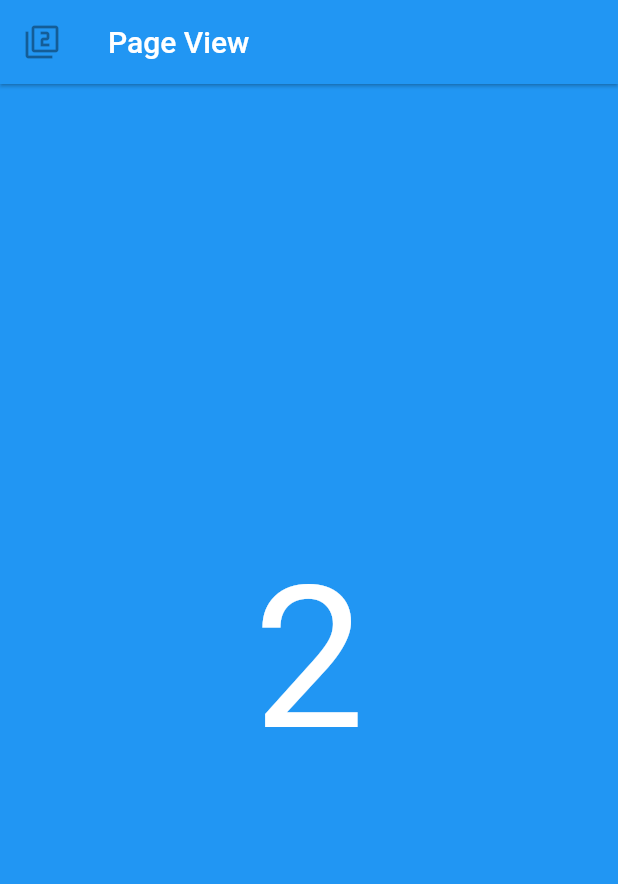
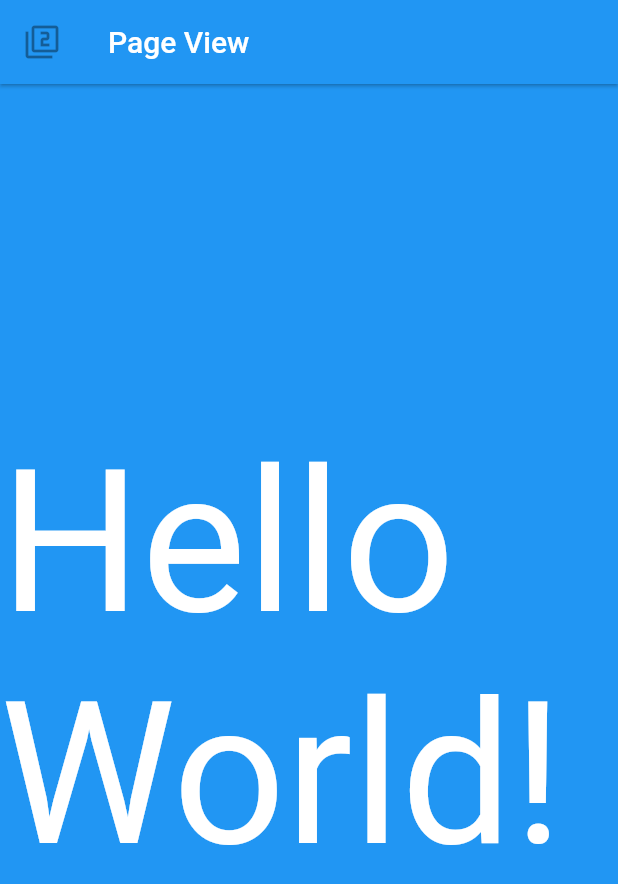
Before and after one commit to PGMacDesign/FlutterTesting, a Flutter app: the PageViewPage screen opened directly, swiped to page 2, on a phone screen of 412 x 824 dp. Shown: the top 884 px of the screen. Run offline on Flutter 3.47's test engine with Material 2 defaults, Android fonts, the phone set to English and light mode, and no system bars.

Commit message:
Adding in the pager adapter-like screen and fixed the bug with the top toolbar not showing on the recyclerview page screen

```diff
--- a/lib/customui/ui_builder_utils.dart
+++ b/lib/customui/ui_builder_utils.dart
@@ -177,4 +177,23 @@ class UIUtilities {
 			),
 		);
 	}
+
+	static Widget buildPageWithTextInCenter({String textString = "Hello World!",
+				Color backgroundColor = Colors.white,
+				double fontTextSize = 132.0,
+				Color textColor = Colors.white}) {
+		return new Container(
+			alignment: AlignmentDirectional.center,
+			color: backgroundColor,
+			child: new Text(
+				'$textString',
+				style: new TextStyle(
+						fontSize: fontTextSize,
+						color: textColor,
+				),
+			),
+		);
+	}
+
+
 }
--- a/lib/main_page.dart
+++ b/lib/main_page.dart
@@ -2,6 +2,7 @@ import 'package:flutter/material.dart';
 import 'package:flutter_testing_v2/pages/baseline_page.dart';
 import 'package:flutter_testing_v2/pages/my_expanded_page.dart';
 import 'package:flutter_testing_v2/pages/my_stack_page.dart';
+import 'package:flutter_testing_v2/pages/page_view_page.dart';
 import 'package:flutter_testing_v2/pages/row_column_demo_page.dart';
 import 'package:flutter_testing_v2/pages/top_scrolling_recyclerview_page.dart';
 import 'package:flutter_testing_v2/pages/padding_page.dart';
@@ -138,8 +139,8 @@ class _MainPageState extends State<MainPage> {
 				return new ExpandedPage(layoutGroup: this._layoutGroup, onLayoutToggle: this._onLayoutGroupToggle);
 			case LayoutType.padding:
 				return new PaddingPage(layoutGroup: this._layoutGroup, onLayoutToggle: this._onLayoutGroupToggle);
-//			case LayoutType.pageView:
-//				return new PageViewPage(layoutGroup: this._layoutGroup, onLayoutToggle: this._onLayoutGroupToggle);
+			case LayoutType.pageView:
+				return new PageViewPage(layoutGroup: this._layoutGroup, onLayoutToggle: this._onLayoutGroupToggle);
 //			case LayoutType.list:
 //				return new ListPage(layoutGroup: this._layoutGroup, onLayoutToggle: this._onLayoutGroupToggle);
 //			case LayoutType.slivers:
--- a/lib/pages/page_view_page.dart
+++ b/lib/pages/page_view_page.dart
@@ -1,40 +1,33 @@
 import 'package:flutter/material.dart';
+import 'package:flutter_testing_v2/customui/ui_builder_utils.dart';
 import 'package:flutter_testing_v2/layout_type.dart';
 import 'package:flutter_testing_v2/customui/main_app_bar.dart';
 
-
+/// Pager Adapter From Android
 class PageViewPage extends StatelessWidget implements HasLayoutGroup {
 	PageViewPage({Key key, this.layoutGroup, this.onLayoutToggle})
 			: super(key: key);
 	final LayoutGroup layoutGroup;
 	final VoidCallback onLayoutToggle;
 
-	Widget _buildPage({int index, Color color}) {
-		return Container(
-			alignment: AlignmentDirectional.center,
-			color: color,
-			child: Text(
-				'$index',
-				style: TextStyle(fontSize: 132.0, color: Colors.white),
-			),
-		);
-	}
-
 	Widget _buildPageView() {
-		return PageView(
+		/// Page view is a pager adapter from Android
+		return new PageView(
 			children: [
-				_buildPage(index: 1, color: Colors.green),
-				_buildPage(index: 2, color: Colors.blue),
-				_buildPage(index: 3, color: Colors.indigo),
-				_buildPage(index: 4, color: Colors.red),
+				UIUtilities.buildPageWithTextInCenter(textString: "1", backgroundColor: Colors.green),
+				UIUtilities.buildPageWithTextInCenter(backgroundColor: Colors.blue),
+				UIUtilities.buildPageWithTextInCenter(textString: "3", backgroundColor: Colors.indigo, textColor: Colors.amber),
+				UIUtilities.buildPageWithTextInCenter(textString: null, backgroundColor: Colors.red),
+				UIUtilities.buildPageWithTextInCenter(textString: "5", backgroundColor: Colors.black12, textColor: Colors.black),
 			],
 		);
 	}
 
+	///Main page is a scaffold with the App bar up top and the pager adapter below
 	@override
 	Widget build(BuildContext context) {
-		return Scaffold(
-			appBar: MainAppBar(
+		return new Scaffold(
+			appBar: new MainAppBar(
 				layoutGroup: layoutGroup,
 				layoutType: LayoutType.pageView,
 				onLayoutToggle: onLayoutToggle,
--- a/lib/pages/top_scrolling_recyclerview_page.dart
+++ b/lib/pages/top_scrolling_recyclerview_page.dart
@@ -1,5 +1,6 @@
 
 import 'package:flutter/material.dart';
+import 'package:flutter_testing_v2/customui/main_app_bar.dart';
 import 'package:flutter_testing_v2/customui/sticky_header.dart';
 import 'package:flutter_testing_v2/layout_type.dart';
 import 'package:flutter_testing_v2/customui/ui_builder_utils.dart';
@@ -16,6 +17,7 @@ class ScrollingPage extends StatelessWidget implements HasLayoutGroup {
 
 	ScrollingPage({Key key, this.layoutGroup, this.onLayoutToggle}) : super(key: key);
 
+	//List of assets to use in the grid
 	final List<String> assetNames = [
 		'assets/travolta_lost.gif',
 		'assets/landscape_photo_1.jpg',
@@ -38,18 +40,25 @@ class ScrollingPage extends StatelessWidget implements HasLayoutGroup {
 		'assets/portrait_photo_9.jpg',
 	];
 
-
+	///Build an scrolling recyclerview page with the app bar up top
 	@override
 	Widget build(BuildContext context) {
 		return new Scaffold(
+			appBar: new MainAppBar(
+				layoutGroup: layoutGroup,
+				layoutType: LayoutType.pageView,
+				onLayoutToggle: onLayoutToggle,
+			),
 			body: _scrollView(context),
 		);
 	}
 
+	///Create a scrollview with slivers in it
 	Widget _scrollView(BuildContext context){
 		Container container = new Container(
 			child: new CustomScrollView(
 				slivers: <Widget>[
+					//todo refactor this out to UIUtilities
 					new SliverPersistentHeader(
 						delegate: new PinnedScrollingImageHeader(
 							layoutGroup: this.layoutGroup,
@@ -62,6 +71,7 @@ class ScrollingPage extends StatelessWidget implements HasLayoutGroup {
 						),
 						pinned: true,
 					),
+					//todo refactor this out to UIUtilities
 					new SliverGrid(
 						delegate: new SliverChildBuilderDelegate(
 							(BuildContext context, int index) {
@@ -90,6 +100,7 @@ class ScrollingPage extends StatelessWidget implements HasLayoutGroup {
 
 //region Misc Methods
 
+//todo refactor this out to UIUtilities
 EdgeInsets _edgeInsetsForIndex(int index){
 	if(index %2 == 0){
 		return EdgeInsets.only(
```
Also changed, not shown: 1 other file.
